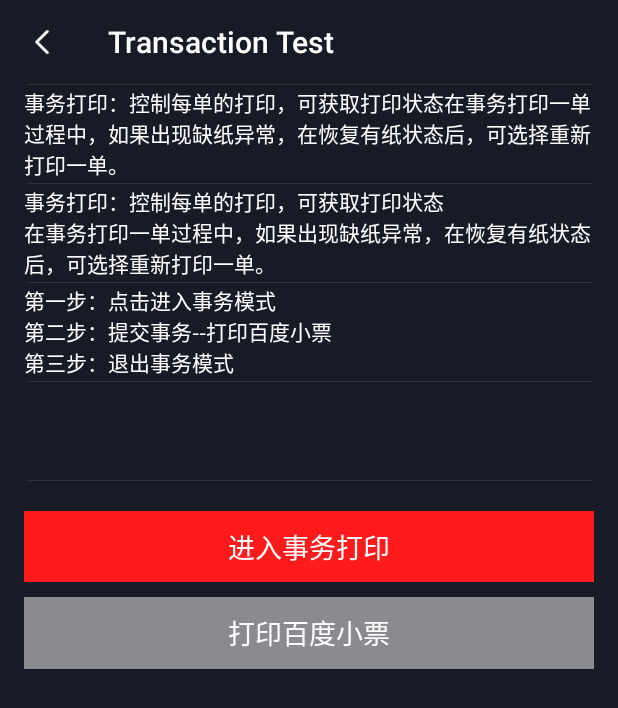
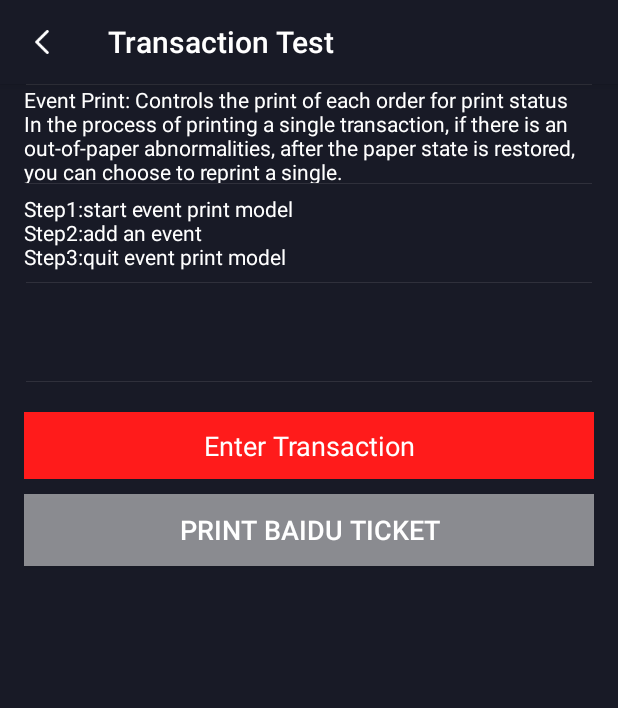
Before and after one commit to shangmisunmi/SunmiPrinterDemo, an Android app: the BufferActivity screen opened directly, with no data from a screen before it, on a phone screen of 412 x 824 dp. Shown: the top 708 px of the screen. Run offline under Robolectric (Android 15) with nearby library versions, the phone set to English and light mode, and no system bars; libraries missing offline, so code that uses them is left out: sunmi.sunmiui.dialog, woyou.aidlservice.jiuiv5.

Commit message:
增加国际化

```diff
--- a/SunmiPrinterDemoT1/app/src/main/java/com/sunmi/printerhelper/activity/BlackLabelActivity.java
+++ b/SunmiPrinterDemoT1/app/src/main/java/com/sunmi/printerhelper/activity/BlackLabelActivity.java
@@ -50,7 +50,7 @@ public class BlackLabelActivity extends BaseActivity{
                         BluetoothUtil.sendData(ESCUtil.gogogo());
                     }
                 }else{
-                    Toast.makeText(BlackLabelActivity.this, "请设置打印机为黑标模式！", Toast.LENGTH_LONG).show();
+                    Toast.makeText(BlackLabelActivity.this, R.string.toast_9, Toast.LENGTH_LONG).show();
                 }
             }
         });
@@ -59,7 +59,7 @@ public class BlackLabelActivity extends BaseActivity{
             @Override
             public void onClick(View v) {
                 if(AidlUtil.getInstance().getPrintMode() != 1){
-                    Toast.makeText(BlackLabelActivity.this, "请设置打印机为黑标模式！", Toast.LENGTH_LONG).show();
+                    Toast.makeText(BlackLabelActivity.this, R.string.toast_9, Toast.LENGTH_LONG).show();
                 }else{
                     byte[] rv = ESCUtil.getPrintQRCode("www.sunmi.com", 6, 3);
                     rv = BytesUtil.byteMerger(rv, new byte[]{0xa, 0xa,0xa});
--- a/SunmiPrinterDemoV1S/app/src/main/java/com/sunmi/printerhelper/activity/BufferActivity.java
+++ b/SunmiPrinterDemoV1S/app/src/main/java/com/sunmi/printerhelper/activity/BufferActivity.java
@@ -62,10 +62,10 @@ public class BufferActivity extends BaseActivity {
             public void onClick(View v) {
                 byte[] rv = BytesUtil.getBaiduTestBytes();
                 if(mark){
-                    mTextView.setText("开始事务打印");
+                    mTextView.setText(R.string.start_work);
                     AidlUtil.getInstance().sendRawDatabyBuffer(rv, mICallback);
                 }else{
-                    mTextView.setText("开始普通打印");
+                    mTextView.setText(R.string.start_work_low);
                     AidlUtil.getInstance().sendRawData(rv);
                 }
             }
@@ -96,9 +96,9 @@ public class BufferActivity extends BaseActivity {
                 @Override
                 public void run() {
                     if(res == 0){//打印成功
-                        mTextView.setText("事务打印结束");
+                        mTextView.setText(R.string.over_work);
                     }else{//打印失败
-                        mTextView.setText("发生异常 打印中断");
+                        mTextView.setText(R.string.error_work);
                     }
                 }
             });
--- a/SunmiPrinterDemoV1S/app/src/main/res/layout/activity_buffer.xml
+++ b/SunmiPrinterDemoV1S/app/src/main/res/layout/activity_buffer.xml
@@ -14,7 +14,7 @@
         android:layout_width="match_parent"
         android:layout_height="65dp"
         android:gravity="center_vertical"
-        android:text="事务打印：控制每单的打印，可获取打印状态在事务打印一单过程中，如果出现缺纸异常，在恢复有纸状态后，可选择重新打印一单。"
+        android:text="@string/buffer_info1"
         android:textColor="@color/white"
         android:textSize="14sp"/>
 
@@ -22,15 +22,7 @@
         android:layout_width="match_parent"
         android:layout_height="65dp"
         android:gravity="center_vertical"
-        android:text="事务打印：控制每单的打印，可获取打印状态\n在事务打印一单过程中，如果出现缺纸异常，在恢复有纸状态后，可选择重新打印一单。"
-        android:textColor="@color/white"
-        android:textSize="14sp"/>
-
-    <TextView
-        android:layout_width="match_parent"
-        android:layout_height="65dp"
-        android:gravity="center_vertical"
-        android:text="第一步：点击进入事务模式\n第二步：提交事务--打印百度小票\n第三步：退出事务模式"
+        android:text="@string/buffer_info2"
         android:textColor="@color/white"
         android:textSize="14sp"/>
 
@@ -56,7 +48,7 @@
             android:background="@color/text"
             android:gravity="center"
             android:padding="10dp"
-            android:text="进入事务打印"
+            android:text="@string/enter_work"
             android:textColor="@color/white"
             android:textSize="18sp"/>
 
@@ -68,7 +60,7 @@
             android:background="@color/gray"
             android:gravity="center"
             android:padding="10dp"
-            android:text="打印百度小票"
+            android:text="@string/print_baidu_ticket"
             android:textColor="@color/white"
             android:textSize="18sp"/>
     </LinearLayout>
--- a/SunmiPrinterDemoV1S/app/src/main/res/values/strings.xml
+++ b/SunmiPrinterDemoV1S/app/src/main/res/values/strings.xml
@@ -34,6 +34,10 @@
     <string name="printer_dev_version">development version</string>
     <string name="enter_work">Enter Transaction</string>
     <string name="exit_work">Exit Transaction</string>
+    <string name="start_work">Start Transaction</string>
+    <string name="start_work_low">Start Printing</string>
+    <string name="over_work">End Transaction</string>
+    <string name="error_work">Exception Occurred</string>
     <string name="print_baidu_ticket">Print Baidu ticket</string>
     <string name="print_meituan_ticket">Print Meituan ticket</string>
     <string name="print_eleme_ticket">Print Eleme ticket</string>
@@ -94,6 +98,9 @@
     <string name="pic_mode5">24 point double density</string>
     <string name="style_width">times width</string>
     <string name="style_height">times height</string>
+    <string name="buffer_info1">Event Print: Controls the print of each order for print status\nIn the process of printing a single transaction, if there is an out-of-paper abnormalities, after the paper state is restored, you can choose to reprint a single.</string>
+    <string name="buffer_info2">Step1:start event print model\nStep2:add an event\nStep3:quit event print model</string>
+
 
     <!--instruction-->
     <string name="toast_1">Transaction print,use the AIDL mode!</string>
```
Also changed, not shown: SunmiPrinterDemoP1/app/src/main/java/com/sunmi/printerhelper/activity/BufferActivity.java (+4 -4 lines), SunmiPrinterDemoP1/app/src/main/res/layout/activity_buffer.xml (+4 -12 lines), SunmiPrinterDemoP1/app/src/main/res/values/strings.xml (+7 -0 lines), SunmiPrinterDemoT1/app/src/main/res/layout/activity_blacklabel.xml (+6 -6 lines), SunmiPrinterDemoT1/app/src/main/res/values/strings.xml (+7 -0 lines), 3 other files.
